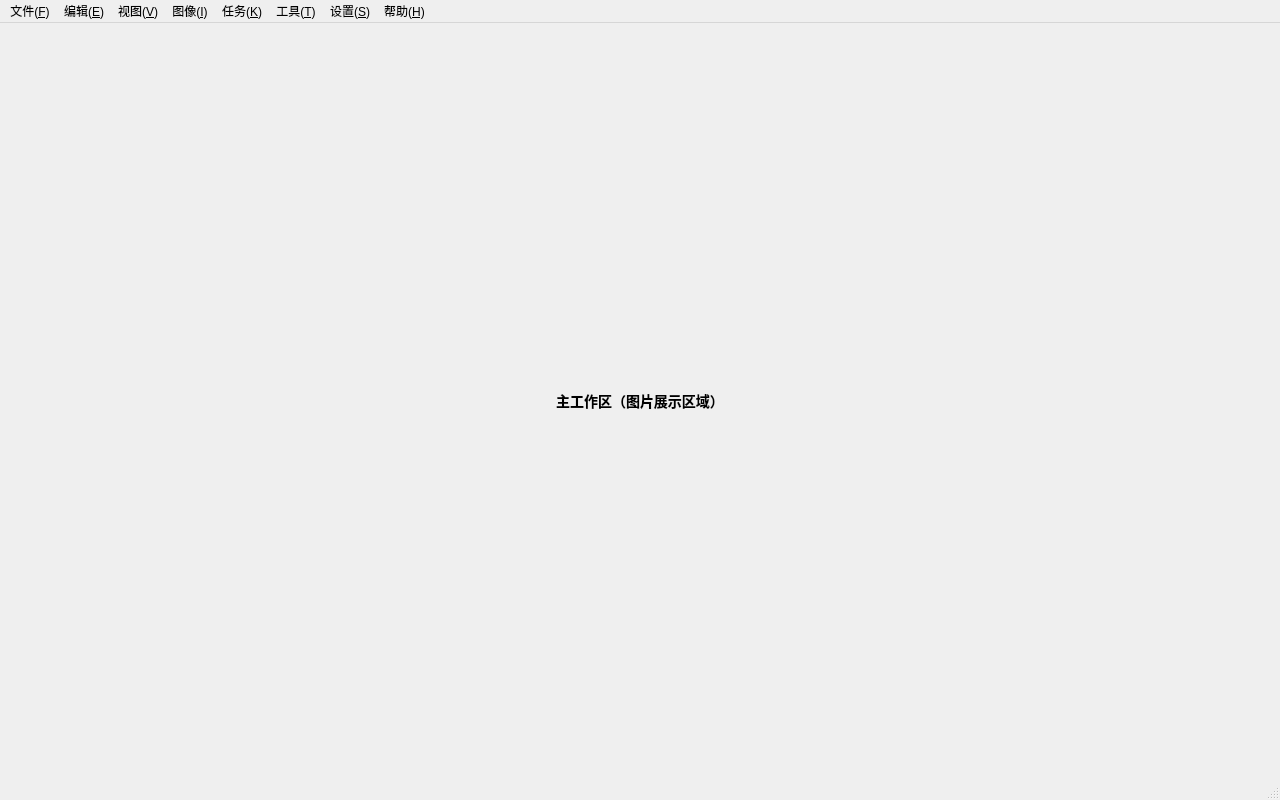
Before: the Qt Designer form src/ui/mainwindow.ui in jinweixia03/GenPreCVSystem, drawn with Qt 5.
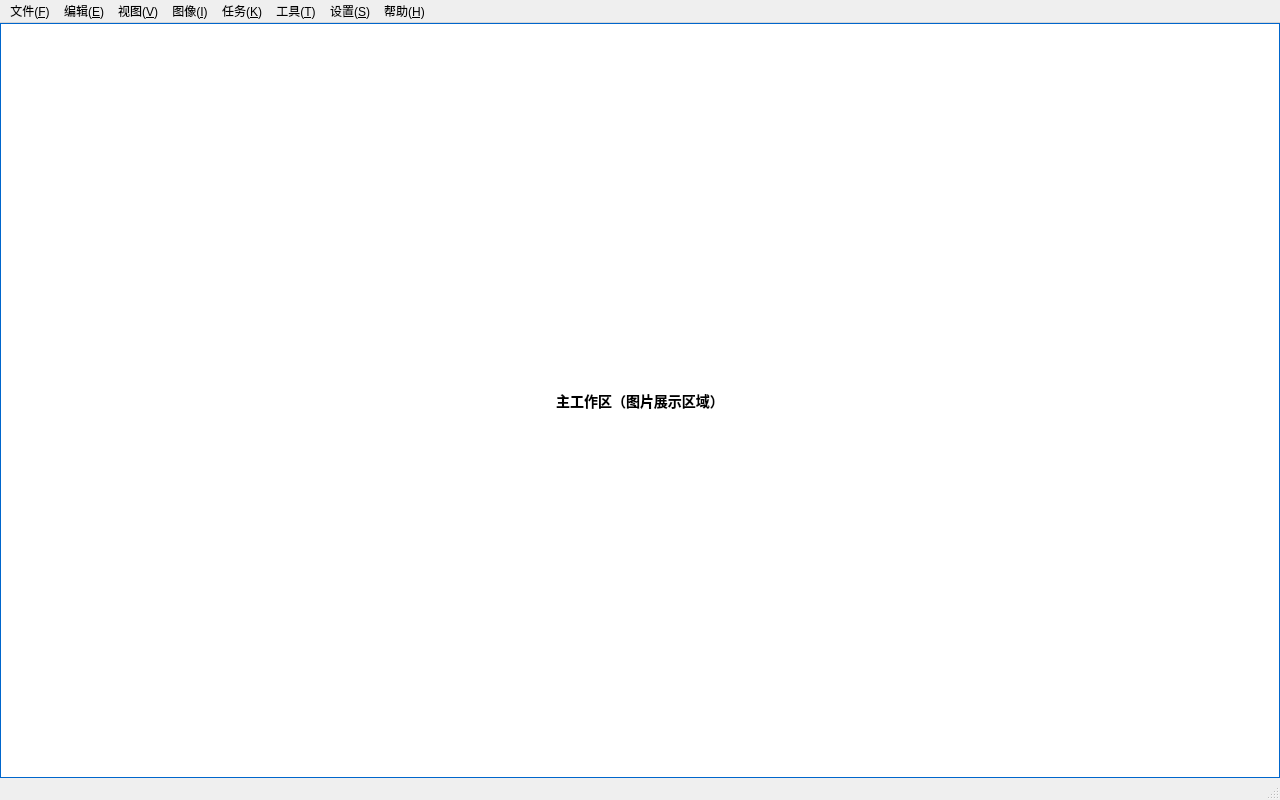
After: the same form once the commit is applied.

Diff of the .ui file:
```diff
--- a/src/ui/mainwindow.ui
+++ b/src/ui/mainwindow.ui
@@ -604,7 +604,7 @@
     <item>
      <widget class="QLabel" name="lblWorkspace">
       <property name="styleSheet">
-       <string notr="true">font-size: 14px; padding: 10px; border-radius: 8px; font-weight: 500;</string>
+       <string notr="true">font-size: 14px; padding: 10px; border: 1px solid #0066cc; font-weight: bold; color: #000000; background-color: #ffffff;</string>
       </property>
       <property name="text">
        <string>主工作区（图片展示区域）</string>
```
Left out of the diff: 76 changed lines with no effect on the pictures.
